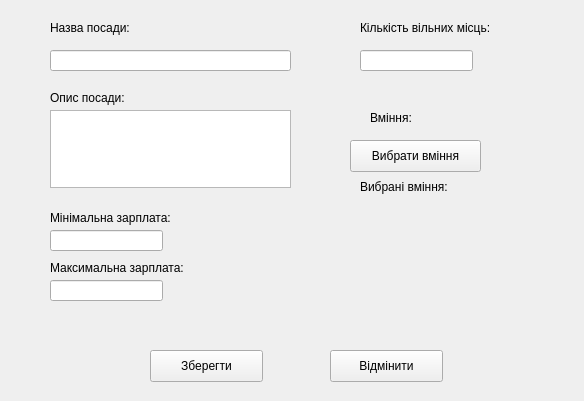
Qt form addpost.ui (chepiga1995/db_project) before a commit.
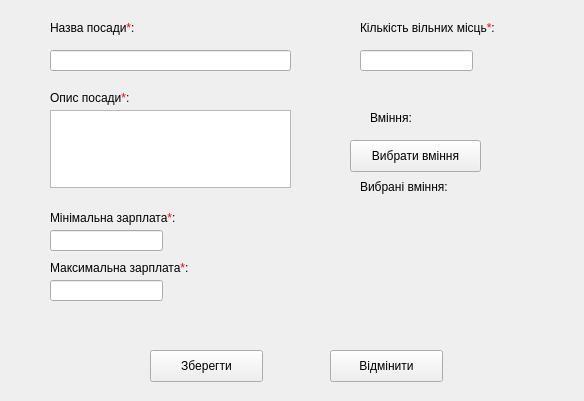
The same form after that commit.

```diff
--- a/addpost.ui
+++ b/addpost.ui
@@ -48,7 +48,7 @@
     </rect>
    </property>
    <property name="text">
-    <string>Опис посади:</string>
+    <string>&lt;html&gt;&lt;head/&gt;&lt;body&gt;&lt;p&gt;Опис посади&lt;span style=&quot; color:#ff0000;&quot;&gt;*&lt;/span&gt;:&lt;/p&gt;&lt;/body&gt;&lt;/html&gt;</string>
    </property>
   </widget>
   <widget class="QLineEdit" name="amountOfpalces">
@@ -84,7 +84,7 @@
     </rect>
    </property>
    <property name="text">
-    <string>Назва посади:</string>
+    <string>&lt;html&gt;&lt;head/&gt;&lt;body&gt;&lt;p&gt;Назва посади&lt;span style=&quot; color:#ff0000;&quot;&gt;*&lt;/span&gt;:&lt;/p&gt;&lt;/body&gt;&lt;/html&gt;</string>
    </property>
   </widget>
   <widget class="QLineEdit" name="postName">
@@ -107,7 +107,7 @@
     </rect>
    </property>
    <property name="text">
-    <string>Максимальна зарплата:</string>
+    <string>&lt;html&gt;&lt;head/&gt;&lt;body&gt;&lt;p&gt;Максимальна зарплата&lt;span style=&quot; color:#ff0000;&quot;&gt;*&lt;/span&gt;:&lt;/p&gt;&lt;/body&gt;&lt;/html&gt;</string>
    </property>
   </widget>
   <widget class="QTextEdit" name="postDescription">
@@ -130,7 +130,7 @@
     </rect>
    </property>
    <property name="text">
-    <string>Мінімальна зарплата:</string>
+    <string>&lt;html&gt;&lt;head/&gt;&lt;body&gt;&lt;p&gt;Мінімальна зарплата&lt;span style=&quot; color:#ff0000;&quot;&gt;*&lt;/span&gt;:&lt;/p&gt;&lt;/body&gt;&lt;/html&gt;</string>
    </property>
   </widget>
   <widget class="QLineEdit" name="postMinSalary">
@@ -214,7 +214,7 @@
     </rect>
    </property>
    <property name="text">
-    <string>Кількість вільних місць:</string>
+    <string>&lt;html&gt;&lt;head/&gt;&lt;body&gt;&lt;p&gt;Кількість вільних місць&lt;span style=&quot; color:#ff0000;&quot;&gt;*&lt;/span&gt;:&lt;/p&gt;&lt;/body&gt;&lt;/html&gt;</string>
    </property>
   </widget>
  </widget>
```
